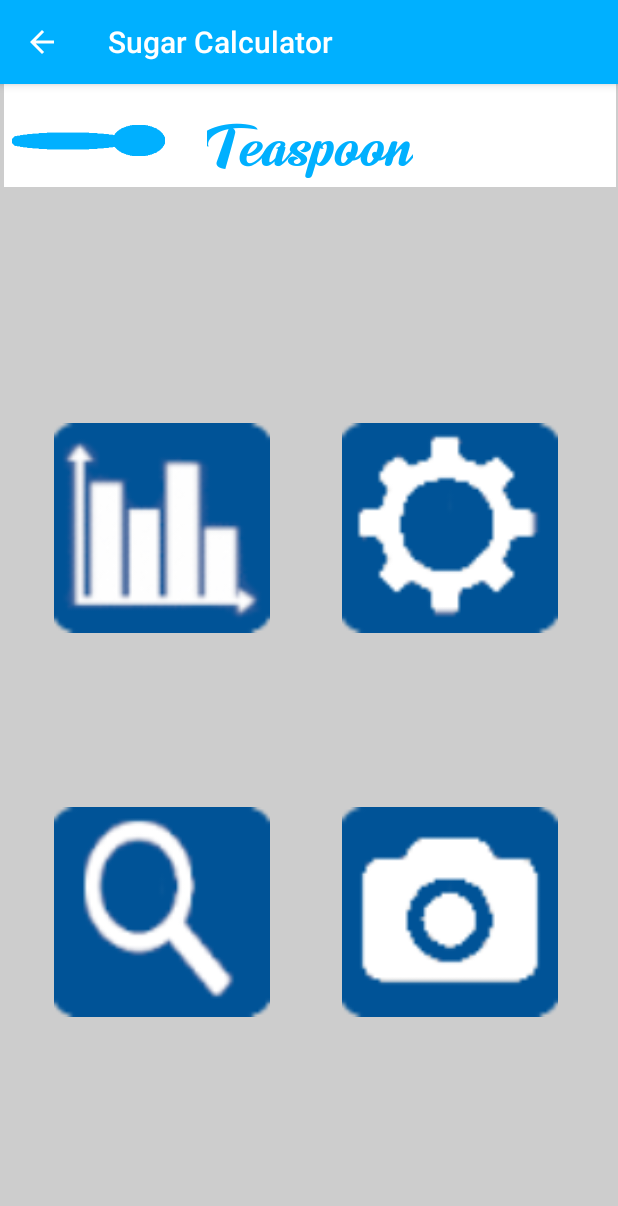
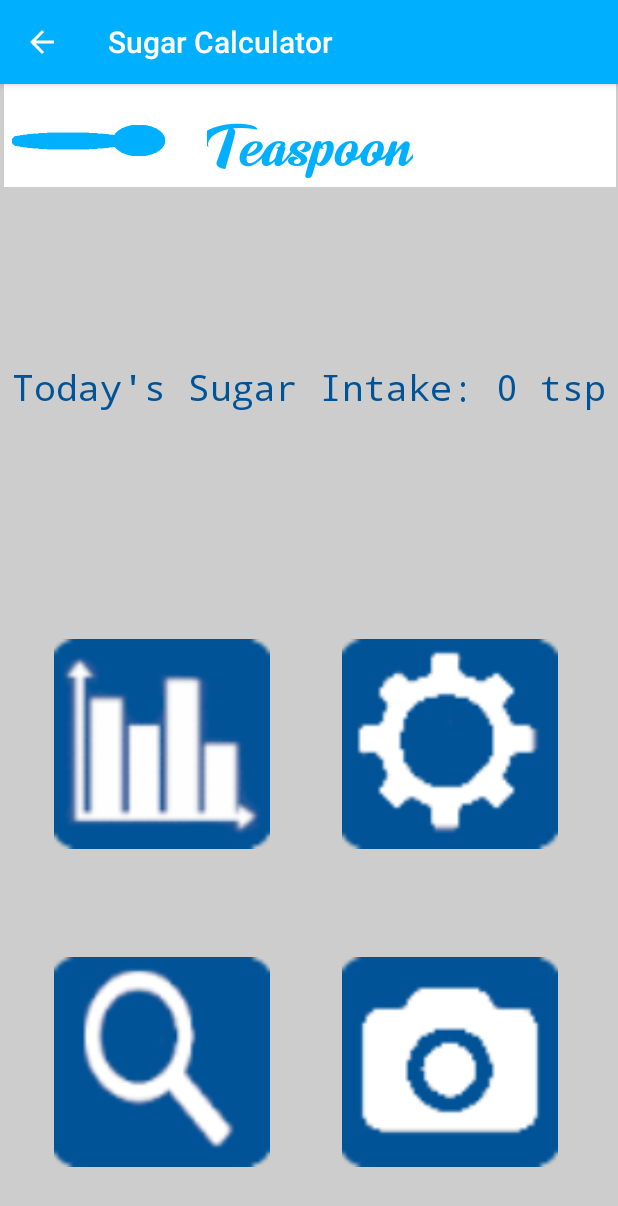
Before and after one commit to kristenmabry/rosehack_app, an Android app: the NavigationScreen screen opened directly, with no data from a screen before it, on a phone screen of 412 x 824 dp. Shown: the top 1206 px of the screen. Run offline under Robolectric (Android 15) with nearby library versions, the phone set to English and light mode, and no system bars.

Commit message:
Added sugar count

```diff
--- a/SugarCalculator/app/src/main/res/layout/activity_navigation_screen.xml
+++ b/SugarCalculator/app/src/main/res/layout/activity_navigation_screen.xml
@@ -49,7 +49,8 @@
         android:layout_height="144dp"
         android:layout_marginStart="36dp"
         android:layout_marginLeft="36dp"
-        android:layout_marginBottom="112dp"
+        android:layout_marginBottom="68dp"
+        android:contentDescription="@string/widget"
         app:layout_constraintBottom_toTopOf="@+id/imageView5"
         app:layout_constraintStart_toStartOf="parent"
         app:srcCompat="@drawable/stats_icon" />
@@ -62,7 +63,8 @@
         android:layout_marginLeft="48dp"
         android:layout_marginEnd="8dp"
         android:layout_marginRight="8dp"
-        android:layout_marginBottom="112dp"
+        android:layout_marginBottom="68dp"
+        android:contentDescription="@string/widget"
         app:layout_constraintBottom_toTopOf="@+id/imageView6"
         app:layout_constraintEnd_toEndOf="parent"
         app:layout_constraintHorizontal_bias="0.0"
@@ -75,7 +77,8 @@
         android:layout_height="144dp"
         android:layout_marginStart="36dp"
         android:layout_marginLeft="36dp"
-        android:layout_marginBottom="144dp"
+        android:layout_marginBottom="44dp"
+        android:contentDescription="@string/widget"
         app:layout_constraintBottom_toBottomOf="parent"
         app:layout_constraintStart_toStartOf="parent"
         app:srcCompat="@drawable/search_icon" />
@@ -88,11 +91,31 @@
         android:layout_marginLeft="48dp"
         android:layout_marginEnd="8dp"
         android:layout_marginRight="8dp"
-        android:layout_marginBottom="144dp"
+        android:layout_marginBottom="44dp"
+        android:contentDescription="@string/widget"
         app:layout_constraintBottom_toBottomOf="parent"
         app:layout_constraintEnd_toEndOf="parent"
         app:layout_constraintHorizontal_bias="0.0"
         app:layout_constraintStart_toEndOf="@+id/imageView5"
         app:srcCompat="@drawable/camera_icon" />
 
+    <TextView
+        android:id="@+id/textView2"
+        android:layout_width="wrap_content"
+        android:layout_height="34dp"
+        android:layout_marginStart="8dp"
+        android:layout_marginLeft="8dp"
+        android:layout_marginTop="100dp"
+        android:layout_marginEnd="8dp"
+        android:layout_marginRight="8dp"
+        android:layout_marginBottom="132dp"
+        android:text="@string/daily"
+        android:textColor="@color/colorPrimaryDark"
+        android:textSize="24sp"
+        app:fontFamily="monospace"
+        app:layout_constraintBottom_toTopOf="@+id/imageView4"
+        app:layout_constraintEnd_toEndOf="parent"
+        app:layout_constraintStart_toStartOf="parent"
+        app:layout_constraintTop_toBottomOf="@+id/textView" />
+
 </android.support.constraint.ConstraintLayout>
--- a/SugarCalculator/app/src/main/res/values/strings.xml
+++ b/SugarCalculator/app/src/main/res/values/strings.xml
@@ -4,4 +4,6 @@
     <string name="title_logo_dsc">Title Logo</string>
     <string name="app_dsc">A daily sugar intake calculator</string>
     <string name="welcome_button">Enter</string>
+    <string name="widget">Navigation Button</string>
+    <string name="daily">Today\'s Sugar Intake: 0 tsp</string>
 </resources>
```
